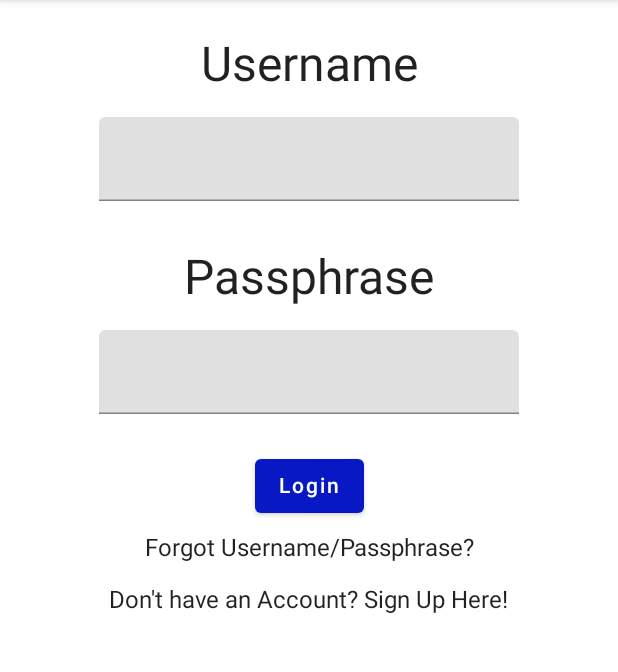
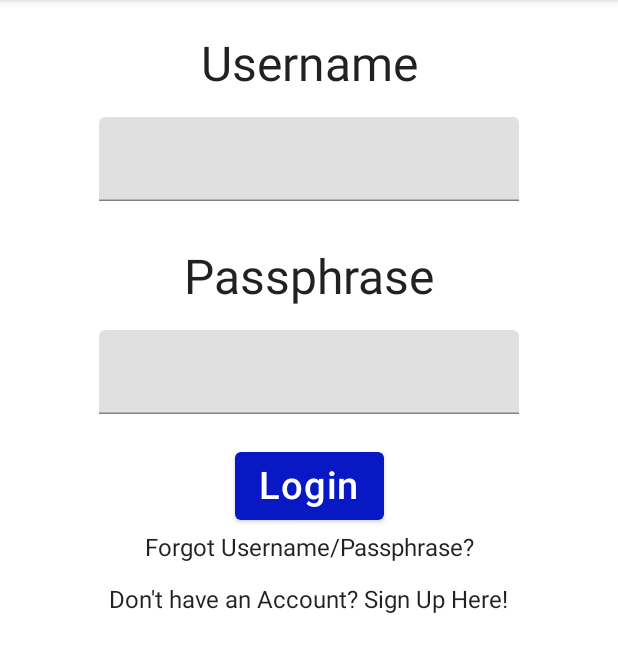
Before and after one commit to Kadehikpe14/Student_Scheduler, an Android app built with Jetpack Compose: the screen it shows after launch (MainActivity), on a phone screen of 412 x 824 dp, the part 84-756 px from its top. Run offline under Robolectric (Android 15) with nearby library versions, the phone set to English and light mode, and no system bars.

Commit message:
Dark mode and etc

```diff
--- a/app/src/main/java/com/example/groupproject/pages/EventsPage.kt
+++ b/app/src/main/java/com/example/groupproject/pages/EventsPage.kt
@@ -3,18 +3,23 @@ package com.example.groupproject.pages
 import android.view.ViewGroup
 import android.webkit.WebView
 import android.webkit.WebViewClient
+import androidx.compose.material.Scaffold
 import androidx.compose.material.Text
+import androidx.compose.material.TopAppBar
 import androidx.compose.runtime.Composable
 import androidx.compose.ui.viewinterop.AndroidView
 import androidx.navigation.NavHostController
 import androidx.navigation.compose.rememberNavController
+import com.example.groupproject.ui.theme.DarkBlue
 
 @Composable
 fun EventsPage(
     nav: NavHostController = rememberNavController()
 ){
-    MyContent()
-}
+    Scaffold(
+        content = { MyContent() },
+    )}
+
 
 @Composable
 fun MyContent(){
--- a/app/src/main/java/com/example/groupproject/pages/LoginPage.kt
+++ b/app/src/main/java/com/example/groupproject/pages/LoginPage.kt
@@ -39,11 +39,10 @@ fun LoginPage(
             nav.navigate(Routes.HomePage.route) {
                 popUpTo(Routes.HomePage.route)
                 }
-
             }
         )
         {
-            Text("Login")
+            Text("Login", fontSize = 25.sp)
         }
 
         HyperTextRow(text = stringResource(id = R.string.inform_login_forgotinfo))
--- a/app/src/main/java/com/example/groupproject/ui/theme/Color.kt
+++ b/app/src/main/java/com/example/groupproject/ui/theme/Color.kt
@@ -2,7 +2,7 @@ package com.example.groupproject.ui.theme
 
 import androidx.compose.ui.graphics.Color
 
-val Purple200 = Color(0xFFE47001)
-val Purple500 = Color(0xFF0718C4)
-val Purple700 = Color(0xFF0718C4)
-val Teal200 = Color(0xFFE47001)
+val DarkOrange = Color(0xFFE47001)
+val DarkBlue = Color(0xFF0718C4)
+val LightBlue = Color(0xFF0718C4)
+val LightOrange = Color(0xFFE47001)
--- a/app/src/main/java/com/example/groupproject/ui/theme/Theme.kt
+++ b/app/src/main/java/com/example/groupproject/ui/theme/Theme.kt
@@ -1,30 +1,38 @@
 package com.example.groupproject.ui.theme
 
+import android.annotation.SuppressLint
 import androidx.compose.foundation.isSystemInDarkTheme
 import androidx.compose.material.MaterialTheme
 import androidx.compose.material.darkColors
 import androidx.compose.material.lightColors
 import androidx.compose.runtime.Composable
+import androidx.compose.ui.graphics.Color
 
+@SuppressLint("ConflictingOnColor")
 private val DarkColorPalette = darkColors(
-    primary = Purple200,
-    primaryVariant = Purple700,
-    secondary = Teal200
+    primary = DarkOrange,
+    primaryVariant = LightBlue,
+    secondary = LightOrange,
+    //the rest are optional
+    background = Color.LightGray,
+    surface = Color.LightGray,
+    onPrimary = Color.LightGray,
+    onSecondary = Color.Black,
+    onBackground = Color.Black,
+    onSurface = Color.Black,
 )
 
 private val LightColorPalette = lightColors(
-    primary = Purple500,
-    primaryVariant = Purple700,
-    secondary = Teal200
-
-    /* Other default colors to override
+    primary = DarkBlue,
+    primaryVariant = LightBlue,
+    secondary = LightOrange,
     background = Color.White,
     surface = Color.White,
     onPrimary = Color.White,
     onSecondary = Color.Black,
     onBackground = Color.Black,
     onSurface = Color.Black,
-    */
+
 )
 
 @Composable
```
